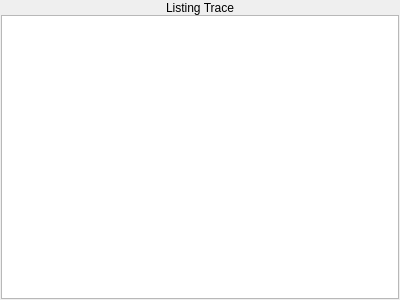
First picture: the form in listingtracepane.ui, repository WarlockD/pep8-1, before the edit.
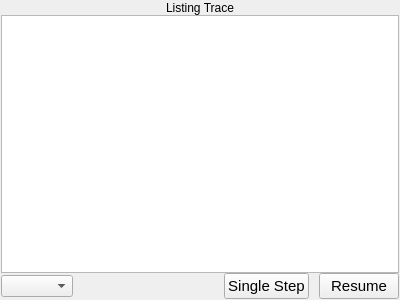
Second picture: the form after the edit.

Commit message: Moved the trace buttons to the listing pane.

Diff of the .ui file:
```diff
--- a/listingtracepane.ui
+++ b/listingtracepane.ui
@@ -141,6 +141,87 @@
        <column/>
       </widget>
      </item>
+     <item>
+      <layout class="QHBoxLayout" name="horizontalLayout">
+       <item>
+        <widget class="QComboBox" name="listingTraceComboBox"/>
+       </item>
+       <item>
+        <spacer>
+         <property name="orientation">
+          <enum>Qt::Horizontal</enum>
+         </property>
+         <property name="sizeHint" stdset="0">
+          <size>
+           <width>16</width>
+           <height>21</height>
+          </size>
+         </property>
+        </spacer>
+       </item>
+       <item>
+        <widget class="QPushButton" name="listingSingleStepPushButton">
+         <property name="font">
+          <font>
+           <family>Lucida Grande</family>
+           <pointsize>11</pointsize>
+           <weight>50</weight>
+           <italic>false</italic>
+           <bold>false</bold>
+           <underline>false</underline>
+           <strikeout>false</strikeout>
+          </font>
+         </property>
+         <property name="text">
+          <string>Single Step</string>
+         </property>
+        </widget>
+       </item>
+       <item>
+        <widget class="QFrame" name="frame">
+         <property name="minimumSize">
+          <size>
+           <width>10</width>
+           <height>5</height>
+          </size>
+         </property>
+         <property name="maximumSize">
+          <size>
+           <width>10</width>
+           <height>5</height>
+          </size>
+         </property>
+         <property name="frameShape">
+          <enum>QFrame::NoFrame</enum>
+         </property>
+         <property name="frameShadow">
+          <enum>QFrame::Raised</enum>
+         </property>
+         <property name="lineWidth">
+          <number>1</number>
+         </property>
+        </widget>
+       </item>
+       <item>
+        <widget class="QPushButton" name="listingResumePushButton">
+         <property name="font">
+          <font>
+           <family>Lucida Grande</family>
+           <pointsize>11</pointsize>
+           <weight>50</weight>
+           <italic>false</italic>
+           <bold>false</bold>
+           <underline>false</underline>
+           <strikeout>false</strikeout>
+          </font>
+         </property>
+         <property name="text">
+          <string>Resume</string>
+         </property>
+        </widget>
+       </item>
+      </layout>
+     </item>
     </layout>
    </item>
   </layout>
```
The commit also changes 5 other files.
